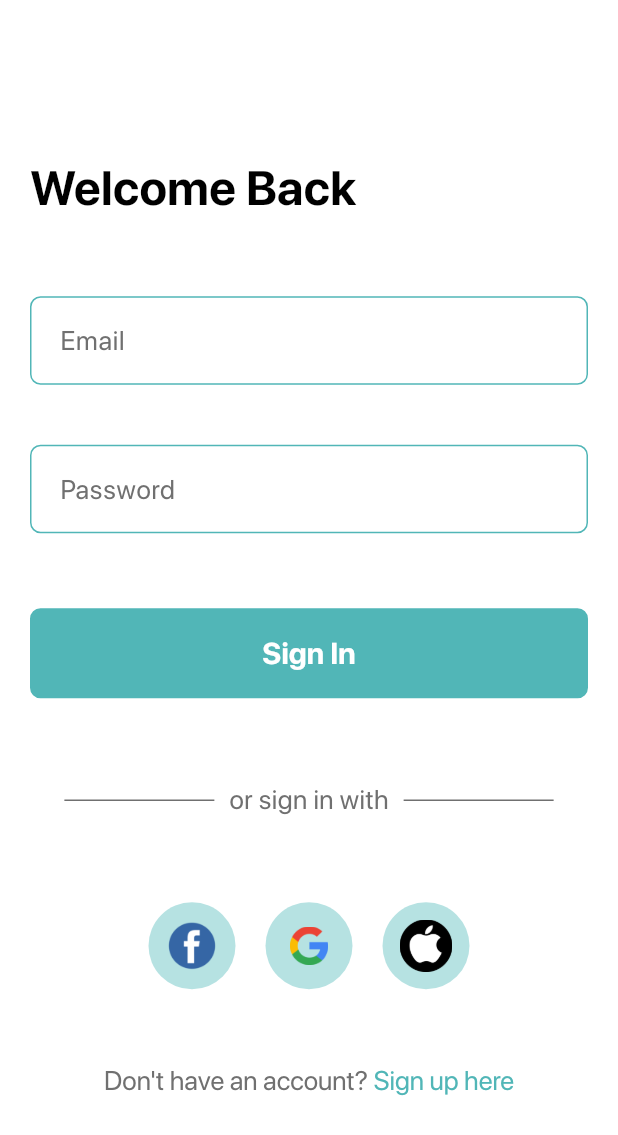
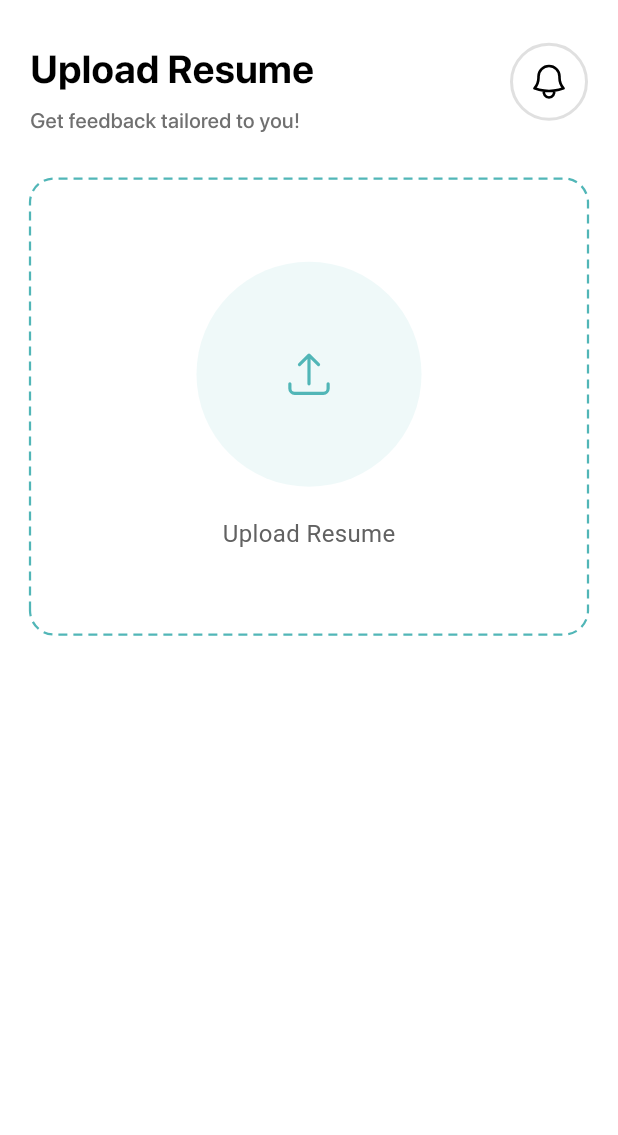
Before and after one commit to nalugala-vc/resumate, a Flutter app: the screen it shows after launch, on a phone screen of 412 x 824 dp. Shown: the top 1135 px of the screen. Run offline on Flutter 3.47's test engine with Material 3 defaults, Android fonts, the phone set to English and light mode, and no system bars; drawn by our look-alikes of dotted_border; our stand-ins replace file_picker, flutter_otp_text_field, fpdart, get, heroicons, readmore and 2 more; accounts and stored records are empty; project files that could hold a hidden picture were left out.

Commit message:
Upload resume UI

```diff
--- /dev/null
+++ b/resumate_flutter/lib/features/ai/view/pages/upload_resume.dart
@@ -0,0 +1,161 @@
+import 'dart:io';
+import 'package:dotted_border/dotted_border.dart';
+import 'package:file_picker/file_picker.dart';
+import 'package:flutter/material.dart';
+import 'package:heroicons/heroicons.dart';
+import 'package:resumate_flutter/core/utils/fonts/sf_pro_display.dart';
+import 'package:resumate_flutter/core/utils/spacers/spacers.dart';
+import 'package:resumate_flutter/core/utils/theme/app_pallette.dart';
+import 'package:resumate_flutter/core/utils/widgets/notifications_icon.dart';
+import 'package:resumate_flutter/core/utils/widgets/rounded_button.dart';
+import 'package:resumate_flutter/features/ai/view/widgets/analyzing_popup.dart';
+
+class UploadResumePage extends StatefulWidget {
+  @override
+  _UploadResumePageState createState() => _UploadResumePageState();
+}
+
+class _UploadResumePageState extends State<UploadResumePage> {
+  File? _selectedFile;
+
+  void _pickResume() async {
+    FilePickerResult? result = await FilePicker.platform.pickFiles(
+      type: FileType.custom,
+      allowedExtensions: ['pdf', 'doc', 'docx'],
+    );
+
+    if (result != null && result.files.single.path != null) {
+      setState(() {
+        _selectedFile = File(result.files.single.path!);
+      });
+    }
+  }
+
+  Widget _buildDashedContainer() {
+    return DottedBorder(
+      borderType: BorderType.RRect,
+      radius: Radius.circular(16),
+      dashPattern: [6, 4],
+      color: AppPallete.primary400,
+      strokeWidth: 1.5,
+      child: InkWell(
+        onTap: _pickResume,
+        child: Container(
+          width: double.infinity,
+          height: 300,
+          padding: EdgeInsets.all(20),
+          child: Center(
+            child:
+                _selectedFile == null
+                    ? Column(
+                      mainAxisAlignment: MainAxisAlignment.center,
+                      children: [
+                        Container(
+                          width: 150,
+                          height: 150,
+                          decoration: BoxDecoration(
+                            color: AppPallete.primary100,
+                            shape: BoxShape.circle,
+                          ),
+                          child: HeroIcon(
+                            HeroIcons.arrowUpTray,
+                            style: HeroIconStyle.solid,
+                            color: AppPallete.primary400,
+                            size: 34,
+                          ),
+                        ),
+                        spaceH20,
+                        Text(
+                          "Upload Resume",
+                          style: TextStyle(
+                            color: Colors.grey[700],
+                            fontSize: 16,
+                          ),
+                        ),
+                      ],
+                    )
+                    : Column(
+                      mainAxisAlignment: MainAxisAlignment.center,
+                      children: [
+                        Icon(
+                          _selectedFile!.path.endsWith('.pdf')
+                              ? Icons.picture_as_pdf
+                              : Icons.description,
+                          size: 60,
+                          color: AppPallete.primary400,
+                        ),
+                        spaceH10,
+                        Text(
+                          _selectedFile!.path.split('/').last,
+                          textAlign: TextAlign.center,
+                          style: TextStyle(fontWeight: FontWeight.w500),
+                        ),
+                      ],
+                    ),
+          ),
+        ),
+      ),
+    );
+  }
+
+  Widget _buildAnalyzeButton() {
+    if (_selectedFile == null) return SizedBox.shrink();
+
+    return Padding(
+      padding: const EdgeInsets.only(top: 20),
+      child: RoundedButton(
+        label: 'analyze my resume',
+        onTap: () {
+          showDialog(
+            context: context,
+            barrierDismissible: false,
+            builder: (context) => const AnalyzingPopup(),
+          );
+        },
+      ),
+    );
+  }
+
+  @override
+  Widget build(BuildContext context) {
+    return Scaffold(
+      body: SafeArea(
+        child: Padding(
+          padding: const EdgeInsets.all(20.0),
+          child: Column(
+            children: [
+              Row(
+                mainAxisAlignment: MainAxisAlignment.spaceBetween,
+                children: [
+                  Column(
+                    crossAxisAlignment: CrossAxisAlignment.start,
+                    children: [
+                      SfProDisplay(
+                        text: 'Upload Resume',
+                        fontSize: 26,
+                        fontWeight: FontWeight.w700,
+                      ),
+                      SfProDisplay(
+                        text: "Get feedback tailored to you!",
+                        fontSize: 14,
+                        fontWeight: FontWeight.w500,
+                        textColor: AppPallete.greyColor,
+                        lineheight: 0,
+                      ),
+                    ],
+                  ),
+                  NotificationsIcon(),
+                ],
+              ),
+
+              spaceH30,
+              _buildDashedContainer(),
+              spaceH20,
+              _buildAnalyzeButton(),
+            ],
+          ),
+        ),
+      ),
+    );
+  }
+}
--- a/resumate_flutter/lib/main.dart
+++ b/resumate_flutter/lib/main.dart
@@ -5,6 +5,7 @@ import 'package:get/get_navigation/src/root/get_material_app.dart';
 import 'package:resumate_flutter/core/di/app_bindings.dart';
 import 'package:resumate_flutter/core/utils/theme/app_theme.dart';
 import 'package:resumate_flutter/core/utils/widgets/custom_nav_bar.dart';
+import 'package:resumate_flutter/features/ai/view/pages/upload_resume.dart';
 import 'package:resumate_flutter/features/auth/view/otp.dart';
 import 'package:resumate_flutter/features/auth/view/sign_in.dart';
 import 'package:resumate_flutter/features/auth/viewmodel/auth_controller.dart';
@@ -44,7 +45,7 @@ class MyApp extends StatelessWidget {
       debugShowCheckedModeBanner: false,
       title: 'Flutter Demo',
       theme: AppTheme.lightMode,
-      home: SignIn(),
+      home: UploadResumePage(),
     );
   }
 }
--- a/resumate_flutter/pubspec.yaml
+++ b/resumate_flutter/pubspec.yaml
@@ -43,6 +43,9 @@ dependencies:
   shared_preferences: ^2.5.3
   fpdart: ^1.1.1
   intl: ^0.20.2
+  dotted_border: ^2.0.0+2
+  file_picker: ^6.1.1
+  open_file: ^3.3.2
 
 dev_dependencies:
   flutter_test:
```
Also changed, not shown: resumate_flutter/lib/features/ai/view/widgets/analyzing_popup.dart (added, +114 -0 lines), resumate_flutter/pubspec.lock, 4 other files.
